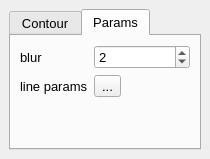
This is UIs/nContours.ui in NeutrinoToolkit/Neutrino as Qt 5 draws it before an edit. The edited form follows.
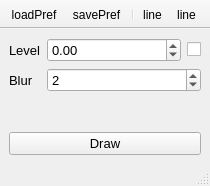
This is the edited form. The open tabs and pages were chosen to show the change. Icons and pictures are not drawn.

Commit message:
nLine should work better with contours (#40)
* reintroduced copy/save nLine points, cleaner nLine.ui

* cleaner nLine.ui

* better nLine::save_points and nLine::copy_points()

* fixed nLine connections

* nContour ui revisited

* nContour ui revisited

* nContour ui revisited

* nContour ui revisited

* nContour ui revisited

* fixed bug preventin redisplay after flip/rotation

* fixed bug preventin redisplay after flip/rotation

* nline copy points

* fix nLine contour and added laplace operator

```diff
--- a/UIs/nContours.ui
+++ b/UIs/nContours.ui
@@ -7,28 +7,16 @@
     <x>0</x>
     <y>0</y>
     <width>210</width>
-    <height>159</height>
+    <height>186</height>
    </rect>
   </property>
   <property name="windowTitle">
    <string>Draw Contours</string>
   </property>
   <widget class="QWidget" name="centralwidget">
-   <layout class="QGridLayout" name="gridLayout_3">
-    <item row="0" column="0">
-     <widget class="QTabWidget" name="tabWidget">
-      <property name="font">
-       <font>
-        <pointsize>10</pointsize>
-       </font>
-      </property>
-      <property name="currentIndex">
-       <number>0</number>
-      </property>
-      <widget class="QWidget" name="contour">
-       <attribute name="title">
-        <string>Contour</string>
-       </attribute>
+   <layout class="QVBoxLayout" name="verticalLayout">
+    <item>
+     <widget class="QWidget" name="widget" native="true">
        <layout class="QGridLayout" name="gridLayout">
         <property name="leftMargin">
          <number>0</number>
@@ -42,45 +30,38 @@
         <property name="bottomMargin">
          <number>0</number>
         </property>
-        <item row="2" column="0">
-         <spacer name="verticalSpacer_2">
-          <property name="orientation">
-           <enum>Qt::Vertical</enum>
-          </property>
-          <property name="sizeHint" stdset="0">
-           <size>
-            <width>20</width>
-            <height>40</height>
-           </size>
-          </property>
-         </spacer>
-        </item>
-        <item row="3" column="0">
-         <widget class="QPushButton" name="draw_pb">
+       <item row="1" column="0">
+        <widget class="QLabel" name="label_2">
           <property name="font">
            <font>
             <pointsize>10</pointsize>
            </font>
           </property>
           <property name="text">
-           <string>Draw</string>
+          <string>Blur</string>
           </property>
          </widget>
         </item>
-        <item row="0" column="0">
-         <layout class="QHBoxLayout" name="horizontalLayout" stretch="0,1,0">
-          <item>
-           <widget class="QLabel" name="label">
+       <item row="1" column="1">
+        <widget class="QSpinBox" name="blur_radius_sb">
             <property name="font">
              <font>
               <pointsize>10</pointsize>
              </font>
             </property>
-            <property name="text">
-             <string>Level</string>
-            </property>
-           </widget>
-          </item>
+         <property name="maximum">
+          <number>9999</number>
+         </property>
+         <property name="value">
+          <number>2</number>
+         </property>
+         <property name="neutrinoSave" stdset="0">
+          <bool>true</bool>
+         </property>
+        </widget>
+       </item>
+       <item row="0" column="1">
+        <layout class="QHBoxLayout" name="horizontalLayout" stretch="1,0">
           <item>
            <widget class="QDoubleSpinBox" name="level_dsb">
             <property name="font">
@@ -119,69 +100,134 @@
           </item>
          </layout>
         </item>
-       </layout>
-      </widget>
-      <widget class="QWidget" name="params">
-       <attribute name="title">
-        <string>Params</string>
-       </attribute>
-       <layout class="QFormLayout" name="formLayout">
         <item row="0" column="0">
-         <widget class="QLabel" name="label_2">
+        <widget class="QLabel" name="label">
           <property name="font">
            <font>
             <pointsize>10</pointsize>
            </font>
           </property>
           <property name="text">
-           <string>blur</string>
+          <string>Level</string>
           </property>
          </widget>
         </item>
-        <item row="0" column="1">
-         <widget class="QSpinBox" name="blur_radius_sb">
+      </layout>
+     </widget>
+    </item>
+    <item>
+     <spacer name="verticalSpacer">
+      <property name="orientation">
+       <enum>Qt::Vertical</enum>
+      </property>
+      <property name="sizeHint" stdset="0">
+       <size>
+        <width>20</width>
+        <height>40</height>
+       </size>
+      </property>
+     </spacer>
+    </item>
+    <item>
+     <widget class="QPushButton" name="draw_pb">
           <property name="font">
            <font>
             <pointsize>10</pointsize>
            </font>
           </property>
-          <property name="value">
-           <number>2</number>
-          </property>
-          <property name="neutrinoSave" stdset="0">
+      <property name="text">
+       <string>Draw</string>
+      </property>
+     </widget>
+    </item>
+   </layout>
+  </widget>
+  <widget class="QToolBar" name="toolBar">
+   <property name="windowTitle">
+    <string>toolBar</string>
+   </property>
+   <property name="movable">
+    <bool>false</bool>
+   </property>
+   <property name="iconSize">
+    <size>
+     <width>20</width>
+     <height>20</height>
+    </size>
+   </property>
+   <property name="floatable">
+    <bool>false</bool>
+   </property>
+   <attribute name="toolBarArea">
+    <enum>TopToolBarArea</enum>
+   </attribute>
+   <attribute name="toolBarBreak">
+    <bool>false</bool>
+   </attribute>
+   <addaction name="actionLoadPref"/>
+   <addaction name="actionSavePref"/>
+   <addaction name="separator"/>
+   <addaction name="actionCenter"/>
+   <addaction name="actionLine"/>
+  </widget>
+  <widget class="QStatusBar" name="statusBar">
+   <property name="font">
+    <font>
+     <pointsize>10</pointsize>
+    </font>
+   </property>
+  </widget>
+  <action name="actionLoadPref">
+   <property name="icon">
+    <iconset resource="../../neutrino-build/src/icons.qrc">
+     <normaloff>:/icons/loadPref.png</normaloff>:/icons/loadPref.png</iconset>
+   </property>
+   <property name="text">
+    <string>loadPref</string>
+   </property>
+   <property name="toolTip">
+    <string>Load Preferences</string>
+   </property>
+  </action>
+  <action name="actionSavePref">
+   <property name="icon">
+    <iconset resource="../../neutrino-build/src/icons.qrc">
+     <normaloff>:/icons/savePref.png</normaloff>:/icons/savePref.png</iconset>
+   </property>
+   <property name="text">
+    <string>savePref</string>
+   </property>
+   <property name="toolTip">
+    <string>Save Preferences</string>
+   </property>
+  </action>
+  <action name="actionLine">
+   <property name="icon">
+    <iconset>
+     <normaloff>:icons//line.png</normaloff>:icons//line.png</iconset>
+   </property>
+   <property name="text">
+    <string>line</string>
+   </property>
+   <property name="toolTip">
+    <string>Show contour line window</string>
+   </property>
+  </action>
+  <action name="actionCenter">
+   <property name="checkable">
            <bool>true</bool>
           </property>
-         </widget>
-        </item>
-        <item row="1" column="0">
-         <widget class="QLabel" name="label_3">
-          <property name="font">
-           <font>
-            <pointsize>10</pointsize>
-           </font>
-          </property>
-          <property name="text">
-           <string>line params</string>
-          </property>
-         </widget>
-        </item>
-        <item row="1" column="1">
-         <widget class="QToolButton" name="line">
-          <property name="text">
-           <string>...</string>
-          </property>
           <property name="icon">
-           <iconset resource="../resources/icons/icons.qrc">
-            <normaloff>:/icons/line.png</normaloff>:/icons/line.png</iconset>
-          </property>
-         </widget>
-        </item>
-       </layout>
-      </widget>
-     </widget>
-    </item>
-   </layout>
-  </widget>
+    <iconset resource="../../neutrino-build/src/icons.qrc">
+     <normaloff>:/icons/center.png</normaloff>:/icons/center.png</iconset>
+   </property>
+   <property name="text">
+    <string>line</string>
+   </property>
+   <property name="toolTip">
+    <string>Set image origin</string>
+   </property>
+  </action>
  </widget>
  <resources>
   <include location="../resources/icons/icons.qrc"/>
```
Left out of the diff: 8 changed lines with no effect on the pictures. Lines whose indentation alone changed are shown as unchanged. The commit also changes 18 other files.
